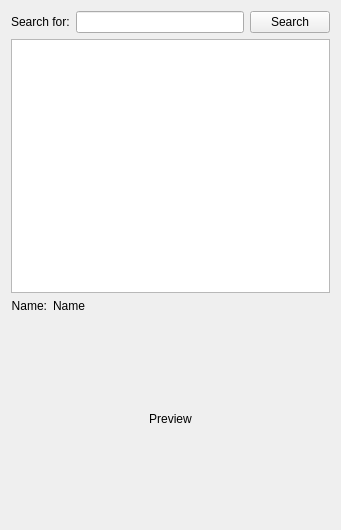
This is frameworks/forge/plugins/search/SearchForm.ui in dmzgroup/forge as Qt 5 draws it before an edit. The edited form follows.
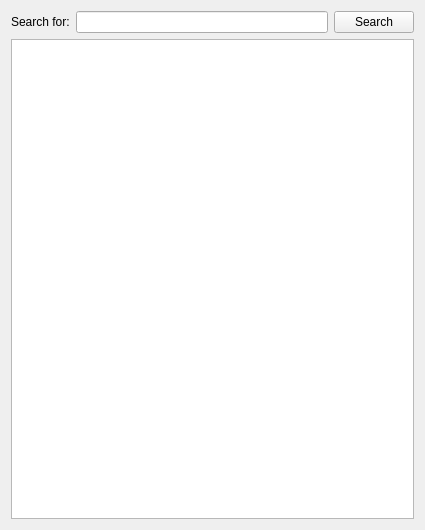
This is the edited form.

Commit message: Updated search plugin to use list view in icon mode to display search results. fixed a bunch on bugs as well.

The edit to the form file:
```diff
--- a/frameworks/forge/plugins/search/SearchForm.ui
+++ b/frameworks/forge/plugins/search/SearchForm.ui
@@ -6,7 +6,7 @@
    <rect>
     <x>0</x>
     <y>0</y>
-    <width>341</width>
+    <width>425</width>
     <height>530</height>
    </rect>
   </property>
@@ -36,58 +36,36 @@
     </layout>
    </item>
    <item>
-    <widget class="QListWidget" name="itemListWidget">
-     <property name="alternatingRowColors">
+    <widget class="QListView" name="listView">
+     <property name="editTriggers">
+      <set>QAbstractItemView::NoEditTriggers</set>
+     </property>
+     <property name="showDropIndicator" stdset="0">
+      <bool>false</bool>
+     </property>
+     <property name="dragDropMode">
+      <enum>QAbstractItemView::NoDragDrop</enum>
+     </property>
+     <property name="movement">
+      <enum>QListView::Static</enum>
+     </property>
+     <property name="isWrapping" stdset="0">
       <bool>true</bool>
      </property>
-    </widget>
-   </item>
-   <item>
-    <layout class="QHBoxLayout" name="horizontalLayout_2">
-     <item>
-      <widget class="QLabel" name="label_2">
-       <property name="text">
-        <string>Name:</string>
-       </property>
-       <property name="alignment">
-        <set>Qt::AlignRight|Qt::AlignTrailing|Qt::AlignVCenter</set>
-       </property>
-      </widget>
-     </item>
-     <item>
-      <widget class="QLabel" name="nameLabel">
-       <property name="sizePolicy">
-        <sizepolicy hsizetype="MinimumExpanding" vsizetype="Preferred">
-         <horstretch>0</horstretch>
-         <verstretch>0</verstretch>
-        </sizepolicy>
-       </property>
-       <property name="text">
-        <string>Name</string>
-       </property>
-      </widget>
-     </item>
-    </layout>
-   </item>
-   <item>
-    <widget class="QLabel" name="previewLabel">
-     <property name="minimumSize">
-      <size>
-       <width>200</width>
-       <height>200</height>
-      </size>
+     <property name="resizeMode">
+      <enum>QListView::Adjust</enum>
      </property>
-     <property name="baseSize">
-      <size>
-       <width>0</width>
-       <height>0</height>
-      </size>
+     <property name="spacing">
+      <number>2</number>
      </property>
-     <property name="text">
-      <string>Preview</string>
+     <property name="viewMode">
+      <enum>QListView::IconMode</enum>
      </property>
-     <property name="alignment">
-      <set>Qt::AlignCenter</set>
+     <property name="uniformItemSizes">
+      <bool>true</bool>
+     </property>
+     <property name="wordWrap">
+      <bool>true</bool>
      </property>
     </widget>
    </item>
```
The commit also changes 11 other files.
